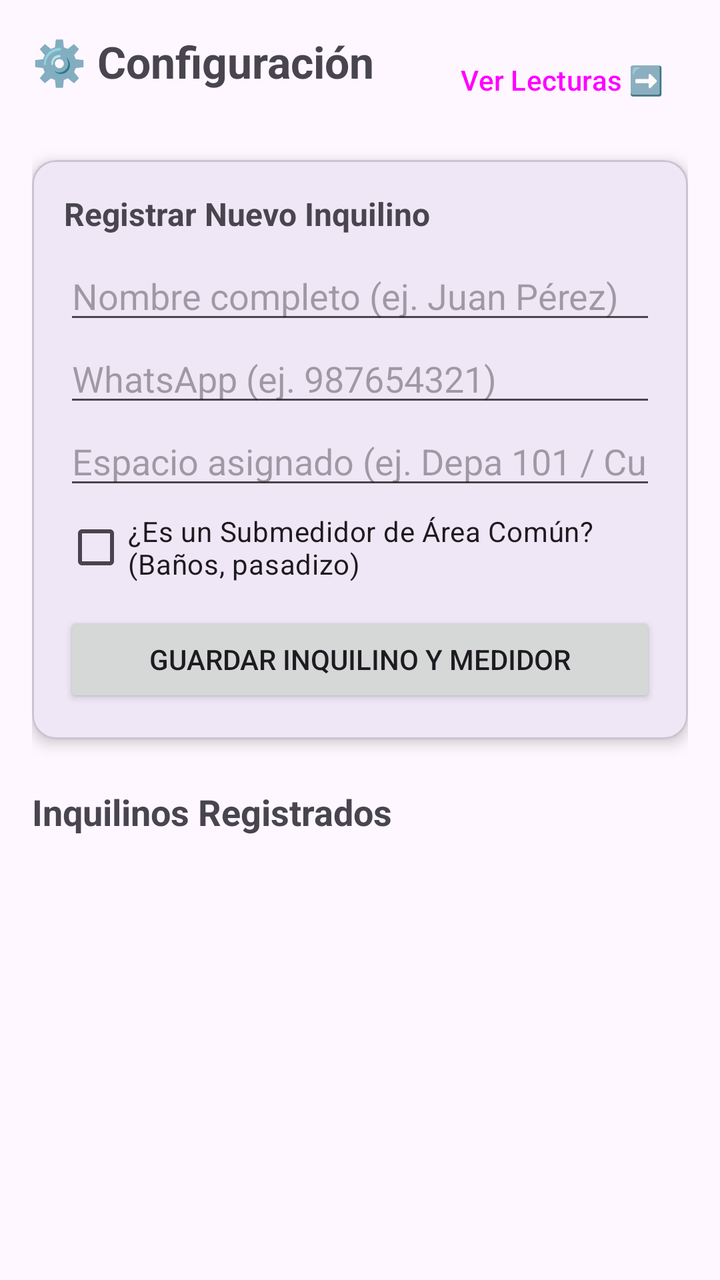
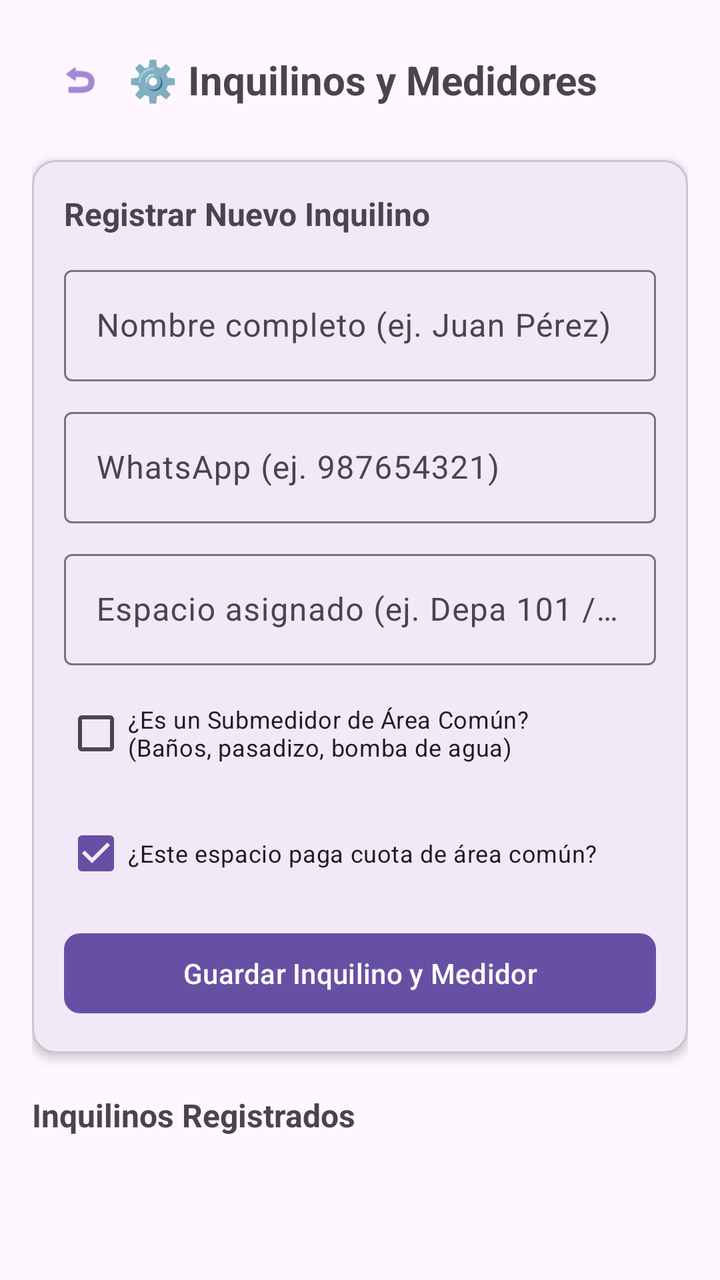

Screens rendered from an Android XML layout before and after an edit, with the pre-edit source and the edit as a unified diff.
<!-- AndroidManifest.xml: application theme Theme.KiloWatt -->
<!-- res/layout/activity_configuracion.xml -->
<?xml version="1.0" encoding="utf-8"?>
<ScrollView xmlns:android="http://schemas.android.com/apk/res/android"
    xmlns:app="http://schemas.android.com/apk/res-auto"
    android:layout_width="match_parent"
    android:layout_height="match_parent"
    android:padding="16dp">

    <LinearLayout
        android:layout_width="match_parent"
        android:layout_height="wrap_content"
        android:orientation="vertical"
        android:spacing="12dp">

        <RelativeLayout
            android:layout_width="match_parent"
            android:layout_height="wrap_content"
            android:layout_marginBottom="16dp">

            <TextView
                android:layout_width="wrap_content"
                android:layout_height="wrap_content"
                android:text="⚙️ Configuración"
                android:textSize="22sp"
                android:textStyle="bold" />

            <Button
                android:id="@+id/btnIrALecturas"
                style="@style/Widget.Material3.Button.TextButton"
                android:layout_width="wrap_content"
                android:layout_height="wrap_content"
                android:layout_alignParentEnd="true"
                android:text="Ver Lecturas ➡️" />
        </RelativeLayout>

        
        <com.google.android.material.card.MaterialCardView
            android:layout_width="match_parent"
            android:layout_height="wrap_content"
            app:cardCornerRadius="12dp"
            app:cardElevation="4dp"
            android:layout_marginBottom="16dp">

            <LinearLayout
                android:layout_width="match_parent"
                android:layout_height="wrap_content"
                android:orientation="vertical"
                android:padding="16dp">

                <TextView
                    android:layout_width="wrap_content"
                    android:layout_height="wrap_content"
                    android:text="Registrar Nuevo Inquilino"
                    android:textSize="16sp"
                    android:textStyle="bold"
                    android:layout_marginBottom="8dp"/>

                <EditText
                    android:id="@+id/etNombreInquilino"
                    android:layout_width="match_parent"
                    android:layout_height="wrap_content"
                    android:hint="Nombre completo (ej. Juan Pérez)"
                    android:inputType="textPersonName" />

                <EditText
                    android:id="@+id/etTelefono"
                    android:layout_width="match_parent"
                    android:layout_height="wrap_content"
                    android:hint="WhatsApp (ej. 987654321)"
                    android:inputType="phone" />

                <EditText
                    android:id="@+id/etNombreEspacio"
                    android:layout_width="match_parent"
                    android:layout_height="wrap_content"
                    android:hint="Espacio asignado (ej. Depa 101 / Cuarto 2)"
                    android:inputType="text" />

                <CheckBox
                    android:id="@+id/cbEsAreaComun"
                    android:layout_width="wrap_content"
                    android:layout_height="wrap_content"
                    android:text="¿Es un Submedidor de Área Común? (Baños, pasadizo)" />

                <Button
                    android:id="@+id/btnGuardarInquilino"
                    android:layout_width="match_parent"
                    android:layout_height="wrap_content"
                    android:text="Guardar Inquilino y Medidor"
                    android:layout_marginTop="8dp"/>
            </LinearLayout>
        </com.google.android.material.card.MaterialCardView>
        
        <TextView
            android:layout_width="wrap_content"
            android:layout_height="wrap_content"
            android:text="Inquilinos Registrados"
            android:textSize="18sp"
            android:textStyle="bold"
            android:layout_marginTop="8dp"
            android:layout_marginBottom="8dp" />

        <androidx.recyclerview.widget.RecyclerView
            android:id="@+id/rvInquilinos"
            android:layout_width="match_parent"
            android:layout_height="wrap_content"
            android:nestedScrollingEnabled="false"/>
    </LinearLayout>
</ScrollView>
<!-- resources referenced by this layout -->
<resources>
  <style name="Theme.KiloWatt" parent="Base.Theme.KiloWatt" />
  <style name="Base.Theme.KiloWatt" parent="Theme.Material3.DayNight.NoActionBar">
          
          
      </style>
</resources>

<!-- the commit's change to res/layout/activity_configuracion.xml (unified diff, before → after) -->
@@ -1,44 +1,48 @@
 <?xml version="1.0" encoding="utf-8"?>
-<ScrollView xmlns:android="http://schemas.android.com/apk/res/android"
+<androidx.core.widget.NestedScrollView
+    xmlns:android="http://schemas.android.com/apk/res/android"
     xmlns:app="http://schemas.android.com/apk/res-auto"
     android:layout_width="match_parent"
     android:layout_height="match_parent"
-    android:padding="16dp">
+    android:fillViewport="true">
 
     <LinearLayout
         android:layout_width="match_parent"
         android:layout_height="wrap_content"
         android:orientation="vertical"
-        android:spacing="12dp">
+        android:padding="16dp">
 
-        <RelativeLayout
+        
+        <LinearLayout
             android:layout_width="match_parent"
             android:layout_height="wrap_content"
+            android:gravity="center_vertical"
+            android:orientation="horizontal"
             android:layout_marginBottom="16dp">
+
+            <com.google.android.material.button.MaterialButton
+                android:id="@+id/btnVolver"
+                style="@style/Widget.Material3.Button.IconButton"
+                android:layout_width="wrap_content"
+                android:layout_height="wrap_content"
+                app:icon="@android:drawable/ic_menu_revert"
+                app:iconTint="#673AB7" />
 
             <TextView
                 android:layout_width="wrap_content"
                 android:layout_height="wrap_content"
-                android:text="⚙️ Configuración"
-                android:textSize="22sp"
+                android:text="⚙️ Inquilinos y Medidores"
+                android:textSize="20sp"
                 android:textStyle="bold" />
-
-            <Button
-                android:id="@+id/btnIrALecturas"
-                style="@style/Widget.Material3.Button.TextButton"
-                android:layout_width="wrap_content"
-                android:layout_height="wrap_content"
-                android:layout_alignParentEnd="true"
-                android:text="Ver Lecturas ➡️" />
-        </RelativeLayout>
+        </LinearLayout>
 
         
         <com.google.android.material.card.MaterialCardView
             android:layout_width="match_parent"
             android:layout_height="wrap_content"
+            android:layout_marginBottom="20dp"
             app:cardCornerRadius="12dp"
-            app:cardElevation="4dp"
-            android:layout_marginBottom="16dp">
+            app:cardElevation="3dp">
 
             <LinearLayout
                 android:layout_width="match_parent"
@@ -52,57 +56,88 @@
                     android:text="Registrar Nuevo Inquilino"
                     android:textSize="16sp"
                     android:textStyle="bold"
-                    android:layout_marginBottom="8dp"/>
+                    android:layout_marginBottom="12dp" />
 
-                <EditText
-                    android:id="@+id/etNombreInquilino"
+                <com.google.android.material.textfield.TextInputLayout
                     android:layout_width="match_parent"
                     android:layout_height="wrap_content"
                     android:hint="Nombre completo (ej. Juan Pérez)"
-                    android:inputType="textPersonName" />
+                    android:layout_marginBottom="10dp">
 
-                <EditText
-                    android:id="@+id/etTelefono"
+                    <com.google.android.material.textfield.TextInputEditText
+                        android:id="@+id/etNombreInquilino"
+                        android:layout_width="match_parent"
+                        android:layout_height="wrap_content"
+                        android:inputType="textPersonName" />
+                </com.google.android.material.textfield.TextInputLayout>
+
+                <com.google.android.material.textfield.TextInputLayout
                     android:layout_width="match_parent"
                     android:layout_height="wrap_content"
                     android:hint="WhatsApp (ej. 987654321)"
-                    android:inputType="phone" />
+                    android:layout_marginBottom="10dp">
 
-                <EditText
-                    android:id="@+id/etNombreEspacio"
+                    <com.google.android.material.textfield.TextInputEditText
+                        android:id="@+id/etTelefonoWhatsapp"
+                        android:layout_width="match_parent"
+                        android:layout_height="wrap_content"
+                        android:inputType="phone" />
+                </com.google.android.material.textfield.TextInputLayout>
+
+                <com.google.android.material.textfield.TextInputLayout
                     android:layout_width="match_parent"
                     android:layout_height="wrap_content"
                     android:hint="Espacio asignado (ej. Depa 101 / Cuarto 2)"
-                    android:inputType="text" />
+                    android:layout_marginBottom="10dp">
+
+                    <com.google.android.material.textfield.TextInputEditText
+                        android:id="@+id/etNombreEspacio"
+                        android:layout_width="match_parent"
+                        android:layout_height="wrap_content"
+                        android:inputType="text" />
+                </com.google.android.material.textfield.TextInputLayout>
 
                 <CheckBox
                     android:id="@+id/cbEsAreaComun"
                     android:layout_width="wrap_content"
                     android:layout_height="wrap_content"
-                    android:text="¿Es un Submedidor de Área Común? (Baños, pasadizo)" />
+                    android:text="¿Es un Submedidor de Área Común?\n(Baños, pasadizo, bomba de agua)"
+                    android:textSize="12sp"
+                    android:layout_marginBottom="12dp" />
 
-                <Button
+                <CheckBox
+                    android:id="@+id/cbPagaAreaComun"
+                    android:layout_width="wrap_content"
+                    android:layout_height="wrap_content"
+                    android:checked="true"
+                    android:text="¿Este espacio paga cuota de área común?"
+                    android:textSize="12sp"
+                    android:layout_marginBottom="12dp" />
+
+                <com.google.android.material.button.MaterialButton
                     android:id="@+id/btnGuardarInquilino"
                     android:layout_width="match_parent"
                     android:layout_height="wrap_content"
                     android:text="Guardar Inquilino y Medidor"
-                    android:layout_marginTop="8dp"/>
+                    app:cornerRadius="8dp" />
             </LinearLayout>
         </com.google.android.material.card.MaterialCardView>
+
         
         <TextView
             android:layout_width="wrap_content"
             android:layout_height="wrap_content"
             android:text="Inquilinos Registrados"
-            android:textSize="18sp"
+            android:textSize="16sp"
             android:textStyle="bold"
-            android:layout_marginTop="8dp"
             android:layout_marginBottom="8dp" />
 
+        
         <androidx.recyclerview.widget.RecyclerView
             android:id="@+id/rvInquilinos"
             android:layout_width="match_parent"
             android:layout_height="wrap_content"
-            android:nestedScrollingEnabled="false"/>
+            android:nestedScrollingEnabled="false" />
+
     </LinearLayout>
-</ScrollView>
+</androidx.core.widget.NestedScrollView>
